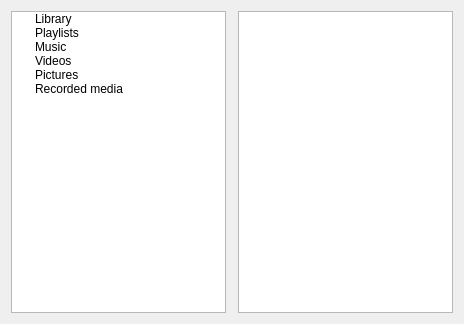
This is trunk/source/libview/CentralView.ui in anat/e-p-i-t-i-v-o as Qt 5 draws it before an edit. The edited form follows.
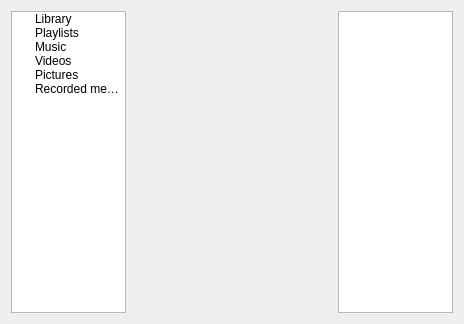
This is the edited form.

Diff of the .ui file:
```diff
--- a/trunk/source/libview/CentralView.ui
+++ b/trunk/source/libview/CentralView.ui
@@ -13,15 +13,26 @@
   <property name="windowTitle">
    <string>Form</string>
   </property>
-  <layout class="QGridLayout" name="gridLayout">
+  <layout class="QGridLayout" name="gridLayout_2">
+   <item row="0" column="0">
+    <layout class="QGridLayout" name="mainGridLayout">
    <item row="0" column="0">
     <widget class="QTreeWidget" name="libraryTree">
+       <property name="minimumSize">
+        <size>
+         <width>100</width>
+         <height>0</height>
+        </size>
+       </property>
      <property name="headerHidden">
       <bool>true</bool>
      </property>
+       <property name="columnCount">
+        <number>1</number>
+       </property>
      <column>
       <property name="text">
-       <string/>
+         <string notr="true">1</string>
       </property>
      </column>
      <item>
@@ -57,10 +68,32 @@
     </widget>
    </item>
    <item row="0" column="2">
-    <widget class="QListView" name="playlistList"/>
+      <widget class="QListView" name="playlistList">
+       <property name="minimumSize">
+        <size>
+         <width>100</width>
+         <height>0</height>
+        </size>
+       </property>
+      </widget>
    </item>
    <item row="0" column="1">
-    <widget class="QWidget" name="contentWidget" native="true"/>
+      <widget class="QWidget" name="contentWidget" native="true">
+       <property name="sizePolicy">
+        <sizepolicy hsizetype="Expanding" vsizetype="Preferred">
+         <horstretch>0</horstretch>
+         <verstretch>0</verstretch>
+        </sizepolicy>
+       </property>
+       <property name="minimumSize">
+        <size>
+         <width>200</width>
+         <height>0</height>
+        </size>
+       </property>
+      </widget>
+     </item>
+    </layout>
    </item>
   </layout>
  </widget>
```
Lines whose indentation alone changed are shown as unchanged.
